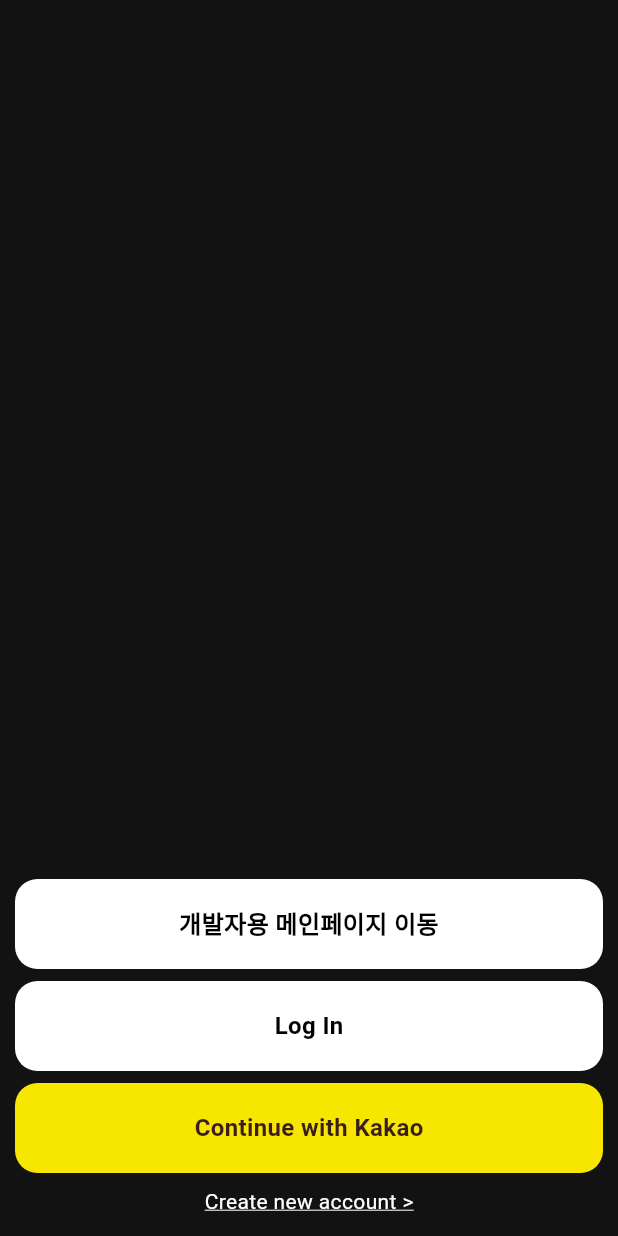
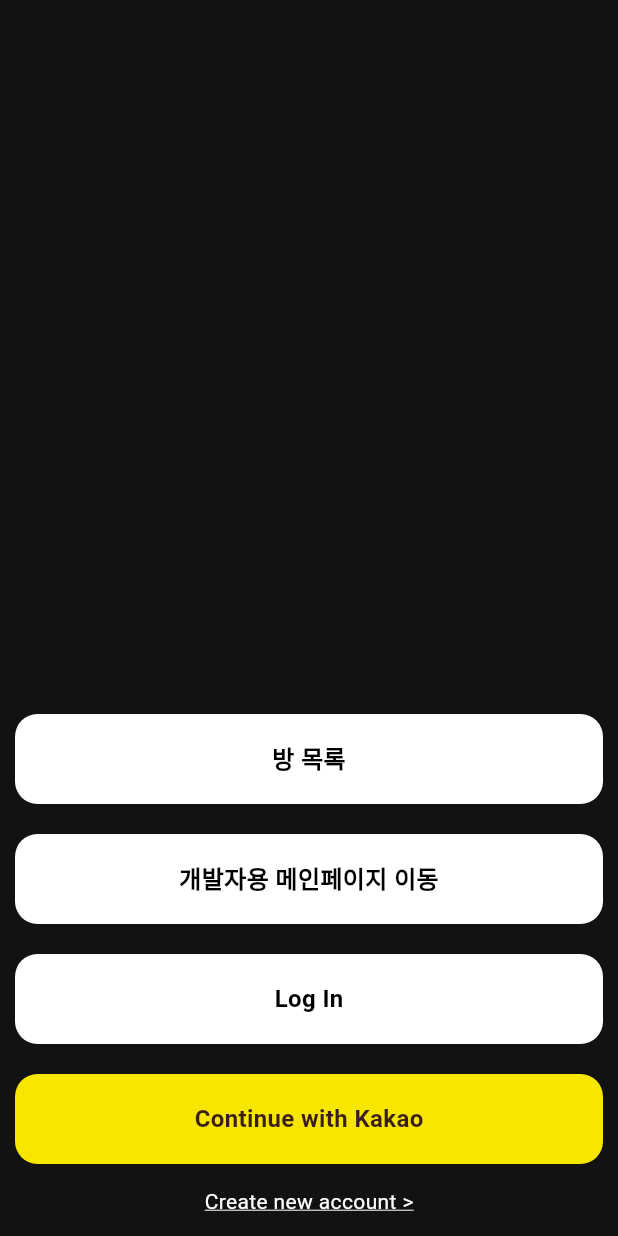
Before and after one commit to es10130813/Madcamp2ndWeek_front, a Flutter app: the screen it shows after launch, on a phone screen of 412 x 824 dp. Run offline on Flutter 3.47's test engine with Material 3 defaults, Android fonts, the phone set to English and light mode, and no system bars; missing offline and left inert: kakao_flutter_sdk.

Commit message:
feat: Add 'Rooom List' button to start_page

```diff
--- a/lib/main.dart
+++ b/lib/main.dart
@@ -25,6 +25,3 @@
     );
   }
 }
-
-
-//test2new
--- a/lib/pages/log_in_page.dart
+++ b/lib/pages/log_in_page.dart
@@ -12,7 +12,7 @@
 
 class LogInPageState  extends State<LogInPage>{
     //final String serverUrl = 'http://143.248.196.86:3000';
-    final String serverUrl = 'http://143.248.219.174:3000';
+    final String serverUrl = 'http://143.248.196.37:3000';
 
   String loginResult = '';
   int statusCode = 0;
--- a/lib/pages/sign_up_page.dart
+++ b/lib/pages/sign_up_page.dart
@@ -12,7 +12,7 @@
 }
 
 class SignUpPageState extends State<SignUpPage>{
-  final String serverUrl = 'http://143.248.196.86:3000';
+  final String serverUrl = 'http://143.248.196.37:3000';
   // final String serverUrl = 'http://143.248.219.174:3000';
 
 
--- a/lib/pages/start_page.dart
+++ b/lib/pages/start_page.dart
@@ -12,15 +12,36 @@
         child: Column(
             children: [
               Expanded(
-              child: Container(), // 빈 컨테이너를 추가하여 아래의 위젯들이 화면의 아래에 정렬되도록 함
+                child: Container(),
               ),
               Container(
-              margin: EdgeInsets.only(
-                left: 10.0, // 좌측 마진
-                top: 4.0, // 상단 마진
-                right: 10.0, // 우측 마진
-                bottom: 4.0, // 하단 마진
+                margin: EdgeInsets.all(10.0),
+                child: Material(
+                  borderRadius: BorderRadius.circular(15.0),
+                  color: Colors.white,
+                  child: InkWell(
+                    borderRadius: BorderRadius.circular(15.0),
+                    onTap: () {
+                      Navigator.pushNamed(context, '/roomList');
+                    },
+                    child: Container(
+                      width: double.infinity,
+                      height: 60.0,
+                      alignment: Alignment.center,
+                      child: Text(
+                        "방 목록",
+                        style: TextStyle(
+                            color: Colors.black,
+                            fontWeight: FontWeight.bold,
+                            fontSize: 16
                         ),
+                      ),
+                    ),
+                  ),
+                ),
+              ),
+              Container(
+                margin: EdgeInsets.all(10.0),
                 child: Material(
                   borderRadius: BorderRadius.circular(15.0),
                   color: Colors.white,
@@ -46,12 +67,7 @@
                 ),
               ),
               Container(
-              margin: EdgeInsets.only(
-                left: 10.0, // 좌측 마진
-                top: 4.0, // 상단 마진
-                right: 10.0, // 우측 마진
-                bottom: 4.0, // 하단 마진
-              ),
+                margin: EdgeInsets.all(10.0),
                 child: Material(
                   borderRadius: BorderRadius.circular(15.0),
                   color: Colors.white,
@@ -59,7 +75,6 @@
                     borderRadius: BorderRadius.circular(15.0),
                     onTap: () {
                       Navigator.pushNamed(context, '/login');
-                    print("버튼 터치");
                     },
                     child: Container(
                       width: double.infinity,
@@ -78,12 +93,7 @@
                 ),
               ),
               Container(
-              margin: EdgeInsets.only(
-              left: 10.0, // 좌측 마진
-              top: 4.0, // 상단 마진
-              right: 10.0, // 우측 마진
-              bottom: 4.0, // 하단 마진
-            ),
+                margin: EdgeInsets.all(10.0),
                 child: Material(
                   borderRadius: BorderRadius.circular(15.0),
                   color: Color(0xffF7E600),
@@ -125,7 +135,6 @@
                 ),
               ),
               SizedBox(
-              width: 10.0,
                 height: 8.0,
               )
             ]
--- a/pubspec.yaml
+++ b/pubspec.yaml
@@ -38,6 +38,7 @@
   # Use with the CupertinoIcons class for iOS style icons.
   cupertino_icons: ^1.0.2
   kakao_flutter_sdk: ^1.8.0
+  socket_io_client: ^2.0.3+1
 
 dev_dependencies:
   flutter_test:
```
Also changed, not shown: pubspec.lock. Lines whose indentation alone changed are shown as unchanged.
